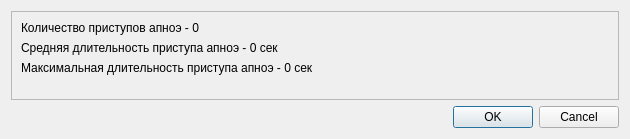
The window that signal_analysis/visuals/channel/weight_plate_signal/wp_graph_analysis/apnoefactorsvaluedisplay.ui (grigp/a-analyser) describes before a commit, drawn with Qt 5.
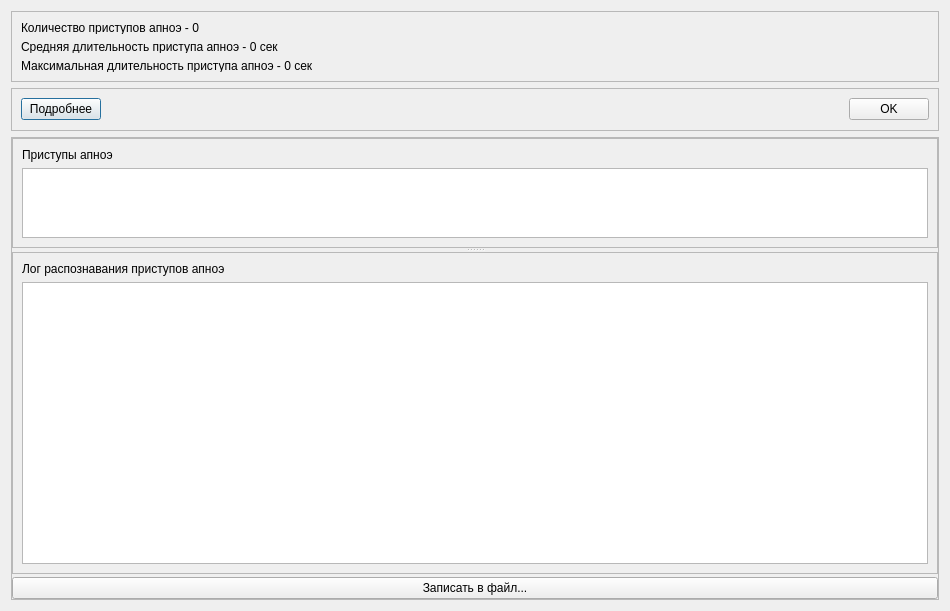
The same window after the commit.

Commit message: В сообщении о значениях показателей апноэ добавлено участки апноэ и логи

```diff
--- a/signal_analysis/visuals/channel/weight_plate_signal/wp_graph_analysis/apnoefactorsvaluedisplay.ui
+++ b/signal_analysis/visuals/channel/weight_plate_signal/wp_graph_analysis/apnoefactorsvaluedisplay.ui
@@ -6,16 +6,34 @@
    <rect>
     <x>0</x>
     <y>0</y>
-    <width>630</width>
-    <height>139</height>
+    <width>950</width>
+    <height>611</height>
    </rect>
   </property>
+  <property name="minimumSize">
+   <size>
+    <width>800</width>
+    <height>150</height>
+   </size>
+  </property>
   <property name="windowTitle">
    <string>Диагностика апноэ</string>
   </property>
   <layout class="QVBoxLayout" name="verticalLayout">
    <item>
     <widget class="QFrame" name="frame">
+     <property name="sizePolicy">
+      <sizepolicy hsizetype="Preferred" vsizetype="Fixed">
+       <horstretch>0</horstretch>
+       <verstretch>0</verstretch>
+      </sizepolicy>
+     </property>
+     <property name="minimumSize">
+      <size>
+       <width>0</width>
+       <height>71</height>
+      </size>
+     </property>
      <property name="frameShape">
       <enum>QFrame::StyledPanel</enum>
      </property>
@@ -44,30 +62,176 @@
         </property>
        </widget>
       </item>
+     </layout>
+    </widget>
+   </item>
+   <item>
+    <widget class="QFrame" name="frButtons">
+     <property name="sizePolicy">
+      <sizepolicy hsizetype="Preferred" vsizetype="Fixed">
+       <horstretch>0</horstretch>
+       <verstretch>0</verstretch>
+      </sizepolicy>
+     </property>
+     <property name="minimumSize">
+      <size>
+       <width>0</width>
+       <height>43</height>
+      </size>
+     </property>
+     <property name="maximumSize">
+      <size>
+       <width>16777215</width>
+       <height>43</height>
+      </size>
+     </property>
+     <property name="frameShape">
+      <enum>QFrame::StyledPanel</enum>
+     </property>
+     <property name="frameShadow">
+      <enum>QFrame::Raised</enum>
+     </property>
+     <layout class="QHBoxLayout" name="horizontalLayout_2">
       <item>
-       <spacer name="verticalSpacer">
+       <widget class="QPushButton" name="btnDetail">
+        <property name="text">
+         <string>Подробнее</string>
+        </property>
+       </widget>
+      </item>
+      <item>
+       <spacer name="horizontalSpacer">
         <property name="orientation">
-         <enum>Qt::Vertical</enum>
+         <enum>Qt::Horizontal</enum>
         </property>
         <property name="sizeHint" stdset="0">
          <size>
-          <width>20</width>
-          <height>40</height>
+          <width>40</width>
+          <height>20</height>
          </size>
         </property>
        </spacer>
       </item>
+      <item>
+       <widget class="QPushButton" name="btnOK">
+        <property name="text">
+         <string>OK</string>
+        </property>
+       </widget>
+      </item>
      </layout>
     </widget>
    </item>
    <item>
-    <widget class="QDialogButtonBox" name="buttonBox">
-     <property name="orientation">
-      <enum>Qt::Horizontal</enum>
+    <widget class="QFrame" name="frDetail">
+     <property name="minimumSize">
+      <size>
+       <width>0</width>
+       <height>250</height>
+      </size>
      </property>
-     <property name="standardButtons">
-      <set>QDialogButtonBox::Cancel|QDialogButtonBox::Ok</set>
+     <property name="frameShape">
+      <enum>QFrame::StyledPanel</enum>
      </property>
+     <property name="frameShadow">
+      <enum>QFrame::Raised</enum>
+     </property>
+     <layout class="QVBoxLayout" name="verticalLayout_5">
+      <property name="spacing">
+       <number>3</number>
+      </property>
+      <property name="leftMargin">
+       <number>0</number>
+      </property>
+      <property name="topMargin">
+       <number>0</number>
+      </property>
+      <property name="rightMargin">
+       <number>0</number>
+      </property>
+      <property name="bottomMargin">
+       <number>0</number>
+      </property>
+      <item>
+       <widget class="QSplitter" name="splitter">
+        <property name="orientation">
+         <enum>Qt::Vertical</enum>
+        </property>
+        <widget class="QFrame" name="frApnoeList">
+         <property name="sizePolicy">
+          <sizepolicy hsizetype="Preferred" vsizetype="Preferred">
+           <horstretch>0</horstretch>
+           <verstretch>1</verstretch>
+          </sizepolicy>
+         </property>
+         <property name="frameShape">
+          <enum>QFrame::StyledPanel</enum>
+         </property>
+         <property name="frameShadow">
+          <enum>QFrame::Raised</enum>
+         </property>
+         <layout class="QVBoxLayout" name="verticalLayout_3">
+          <item>
+           <widget class="QLabel" name="lblApnoeList">
+            <property name="text">
+             <string>Приступы апноэ</string>
+            </property>
+           </widget>
+          </item>
+          <item>
+           <widget class="QTextEdit" name="teApnoeList">
+            <property name="readOnly">
+             <bool>true</bool>
+            </property>
+           </widget>
+          </item>
+         </layout>
+        </widget>
+        <widget class="QFrame" name="frLog">
+         <property name="sizePolicy">
+          <sizepolicy hsizetype="Preferred" vsizetype="Preferred">
+           <horstretch>0</horstretch>
+           <verstretch>3</verstretch>
+          </sizepolicy>
+         </property>
+         <property name="frameShape">
+          <enum>QFrame::StyledPanel</enum>
+         </property>
+         <property name="frameShadow">
+          <enum>QFrame::Raised</enum>
+         </property>
+         <layout class="QVBoxLayout" name="verticalLayout_4">
+          <item>
+           <widget class="QLabel" name="lblLog">
+            <property name="text">
+             <string>Лог распознавания приступов апноэ</string>
+            </property>
+           </widget>
+          </item>
+          <item>
+           <widget class="QTextEdit" name="teLog">
+            <property name="font">
+             <font>
+              <family>Courier New</family>
+             </font>
+            </property>
+            <property name="readOnly">
+             <bool>true</bool>
+            </property>
+           </widget>
+          </item>
+         </layout>
+        </widget>
+       </widget>
+      </item>
+      <item>
+       <widget class="QPushButton" name="btnWriteToFile">
+        <property name="text">
+         <string>Записать в файл...</string>
+        </property>
+       </widget>
+      </item>
+     </layout>
     </widget>
    </item>
   </layout>
```
Left out of the diff: 48 changed lines with no effect on the pictures. The commit also changes 7 other files.
